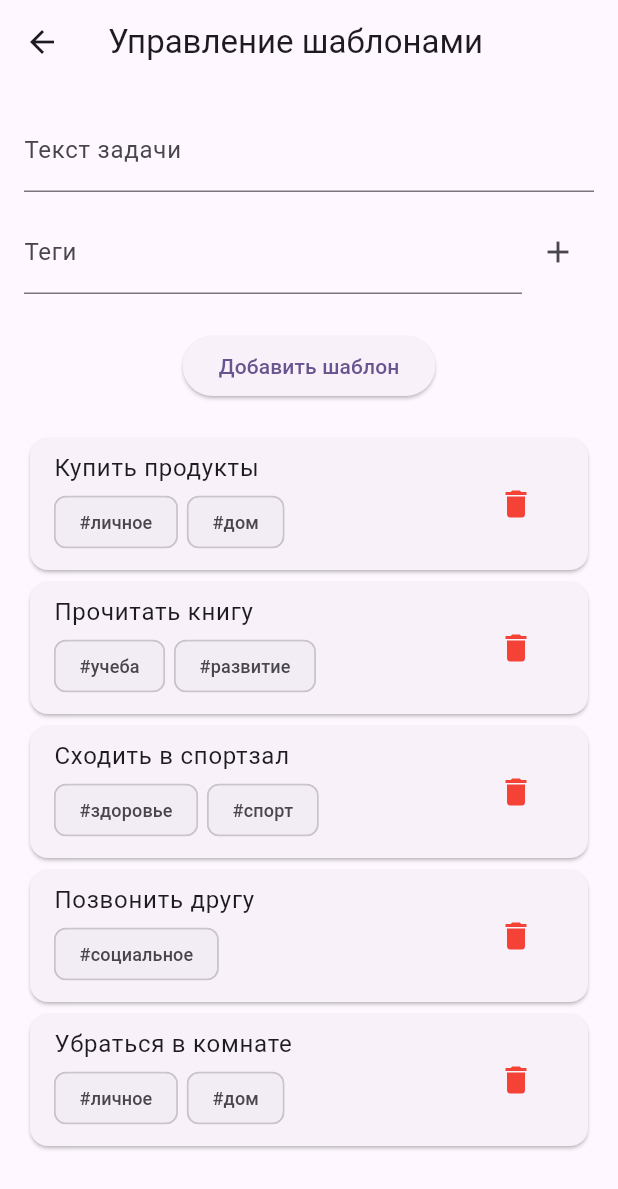
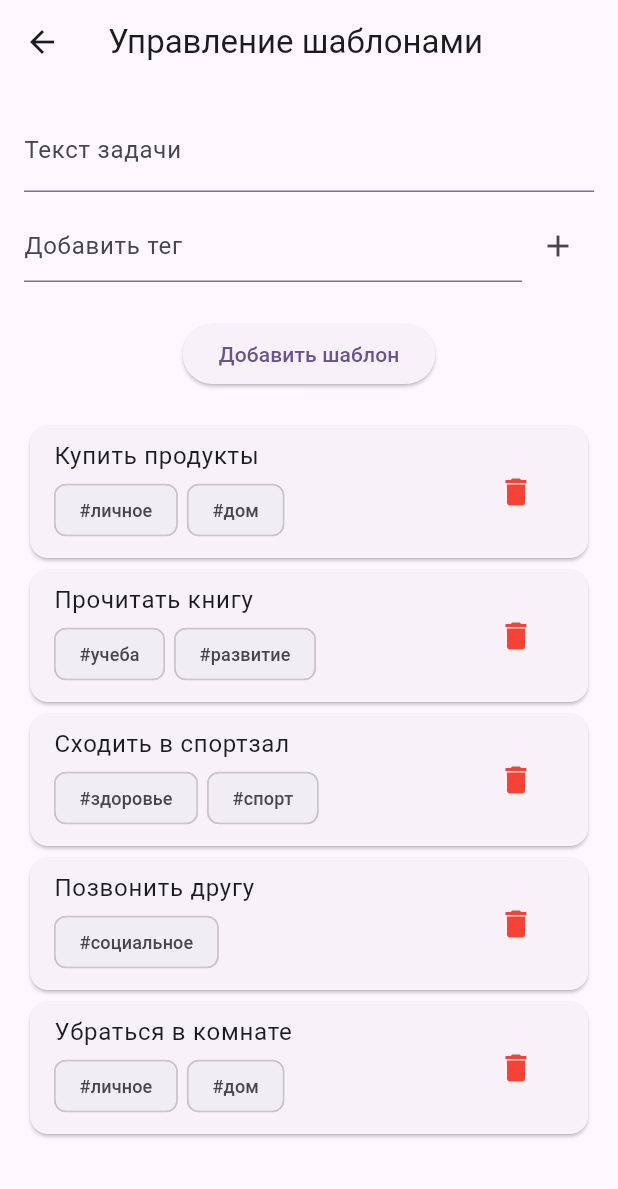
Before and after one commit to Voldemar-exe/rkmp_learn_flutter, a Flutter app: the screen it shows after launch, after a tap on "Сгенерировать задание", after a tap on "Настроить шаблоны", on a phone screen of 412 x 824 dp. Shown: the top 1189 px of the screen. Run offline on Flutter 3.47's test engine with Material 3 defaults, Android fonts, the phone set to English and light mode, and no system bars.

Commit message:
Add TaskAppContainer as single source of truth. Made navigation through state variable.

```diff
--- a/lib/app/my_app.dart
+++ b/lib/app/my_app.dart
@@ -1,5 +1,5 @@
 import 'package:flutter/material.dart';
-import '../features/tasks_list/screens/tasks_list_screen.dart';
+import 'package:rkmp_learn_flutter/app/task_app_container.dart';
 
 class MyApp extends StatelessWidget {
   const MyApp({super.key});
@@ -11,7 +11,7 @@ class MyApp extends StatelessWidget {
       theme: ThemeData(
         colorScheme: ColorScheme.fromSeed(seedColor: Colors.deepPurple),
       ),
-      home: TaskListScreen(),
+      home: TaskAppContainer(),
     );
   }
 }
--- /dev/null
+++ b/lib/app/task_app_container.dart
@@ -0,0 +1,115 @@
+import 'dart:math';
+
+import 'package:flutter/material.dart';
+import '../features/stats/screens/stats_screen.dart';
+import '../features/task_template/screens/template_task_screen.dart';
+import '../features/tasks_list/screens/tasks_list_screen.dart';
+import 'package:rkmp_learn_flutter/core/models/task.dart';
+import 'package:rkmp_learn_flutter/core/models/template.dart';
+
+enum AppScreen { list, templates, stats }
+
+class TaskAppContainer extends StatefulWidget {
+  const TaskAppContainer({super.key});
+
+  @override
+  State<TaskAppContainer> createState() => _TaskAppContainerState();
+}
+
+class _TaskAppContainerState extends State<TaskAppContainer> {
+  AppScreen _currentScreen = AppScreen.list;
+
+  final List<Task> _tasks = [];
+  final List<Template> _templates = [
+    Template(text: 'Купить продукты', tags: ['личное', 'дом']),
+    Template(text: 'Прочитать книгу', tags: ['учеба', 'развитие']),
+    Template(text: 'Сходить в спортзал', tags: ['здоровье', 'спорт']),
+    Template(text: 'Позвонить другу', tags: ['социальное']),
+    Template(text: 'Убраться в комнате', tags: ['личное', 'дом']),
+  ];
+
+  String _generateId() => DateTime.now().millisecondsSinceEpoch.toString();
+
+  void _generateAndAddTask() {
+    if (_templates.isEmpty) return;
+    final random = Random();
+    final template = _templates[random.nextInt(_templates.length)];
+    final task = Task(
+      id: _generateId(),
+      text: template.text,
+      isCompleted: false,
+      tags: template.tags,
+    );
+    setState(() {
+      _tasks.add(task);
+    });
+  }
+
+  void _toggleTaskCompletion(String taskId) {
+    setState(() {
+      final index = _tasks.indexWhere((t) => t.id == taskId);
+      if (index != -1) {
+        _tasks[index] = _tasks[index].copyWith(
+          isCompleted: !_tasks[index].isCompleted,
+        );
+      }
+    });
+  }
+
+  void _deleteTask(String taskId) {
+    setState(() {
+      _tasks.removeWhere((t) => t.id == taskId);
+    });
+  }
+
+  void _addTemplate(Template template) {
+    setState(() {
+      _templates.add(template);
+    });
+  }
+
+  void _removeTemplate(int index) {
+    setState(() {
+      _templates.removeAt(index);
+    });
+  }
+
+  void _showList() => setState(() => _currentScreen = AppScreen.list);
+  void _showTemplates() => setState(() => _currentScreen = AppScreen.templates);
+  void _showStats() => setState(() => _currentScreen = AppScreen.stats);
+
+  @override
+  Widget build(BuildContext context) {
+    final completed = _tasks.where((t) => t.isCompleted).length;
+    final pending = _tasks.length - completed;
+
+    switch (_currentScreen) {
+      case AppScreen.list:
+        return TaskListScreen(
+          tasks: _tasks,
+          onGenerateTask: _generateAndAddTask,
+          onToggleTask: _toggleTaskCompletion,
+          onDeleteTask: _deleteTask,
+          onNavigateToTemplates: _showTemplates,
+          onNavigateToStats: _showStats,
+        );
+
+      case AppScreen.templates:
+        return TemplateTaskScreen(
+          templates: _templates,
+          onAddTemplate: _addTemplate,
+          onRemoveTemplate: _removeTemplate,
+          onBack: _showList,
+        );
+
+      case AppScreen.stats:
+        return StatsScreen(
+          total: _tasks.length,
+          completed: completed,
+          pending: pending,
+          tasks: _tasks,
+          onBack: _showList,
+        );
+    }
+  }
+}
--- a/lib/features/task_template/screens/template_task_screen.dart
+++ b/lib/features/task_template/screens/template_task_screen.dart
@@ -6,12 +6,14 @@ class TemplateTaskScreen extends StatefulWidget {
   final List<Template> templates;
   final Function(Template) onAddTemplate;
   final Function(int) onRemoveTemplate;
+  final VoidCallback onBack;
 
   const TemplateTaskScreen({
     super.key,
     required this.templates,
     required this.onAddTemplate,
     required this.onRemoveTemplate,
+    required this.onBack,
   });
 
   @override
@@ -31,7 +33,7 @@ class _TemplateTaskScreenState extends State<TemplateTaskScreen> {
   }
 
   void _addTag() {
-    String tag = _tagsController.text.trim();
+    final tag = _tagsController.text.trim();
     if (tag.isNotEmpty && !_currentTags.contains(tag)) {
       setState(() {
         _currentTags.add(tag);
@@ -60,16 +62,16 @@ class _TemplateTaskScreenState extends State<TemplateTaskScreen> {
     }
   }
 
-  void removeTemplate(int index) {
-    setState(() {
-      widget.onRemoveTemplate(index);
-    });
-  }
-
   @override
   Widget build(BuildContext context) {
     return Scaffold(
-      appBar: AppBar(title: const Text('Управление шаблонами')),
+      appBar: AppBar(
+        title: const Text('Управление шаблонами'),
+        leading: IconButton(
+          icon: const Icon(Icons.arrow_back),
+          onPressed: widget.onBack,
+        ),
+      ),
       body: Padding(
         padding: const EdgeInsets.all(16.0),
         child: Column(
@@ -84,12 +86,8 @@ class _TemplateTaskScreenState extends State<TemplateTaskScreen> {
                       labelText: 'Текст задачи',
                       hintText: 'Например: Сделать зарядку',
                     ),
-                    validator: (value) {
-                      if (value == null || value.isEmpty) {
-                        return 'Введите текст';
-                      }
-                      return null;
-                    },
+                    validator: (value) =>
+                        value?.trim().isEmpty == true ? 'Введите текст' : null,
                   ),
                   const SizedBox(height: 12),
                   Row(
@@ -99,13 +97,12 @@ class _TemplateTaskScreenState extends State<TemplateTaskScreen> {
                           controller: _tagsController,
                           decoration: const InputDecoration(
                             hintText: 'Добавить тег',
-                            labelText: 'Теги',
                           ),
                         ),
                       ),
                       IconButton(
+                        onPressed: _addTag,
                         icon: const Icon(Icons.add),
-                        onPressed: _addTag,
                       ),
                     ],
                   ),
@@ -115,7 +112,6 @@ class _TemplateTaskScreenState extends State<TemplateTaskScreen> {
                     children: _currentTags.map((tag) {
                       return Chip(
                         label: Text('#$tag'),
-                        deleteIcon: const Icon(Icons.close, size: 16),
                         onDeleted: () => _removeTag(tag),
                       );
                     }).toList(),
@@ -135,10 +131,9 @@ class _TemplateTaskScreenState extends State<TemplateTaskScreen> {
                   : ListView.builder(
                       itemCount: widget.templates.length,
                       itemBuilder: (context, index) {
-                        final template = widget.templates[index];
                         return TemplateItem(
-                          template: template,
-                          onDelete: () => removeTemplate(index)
+                          template: widget.templates[index],
+                          onDelete: () => widget.onRemoveTemplate(index),
                         );
                       },
                     ),
--- a/lib/features/tasks_list/screens/tasks_list_screen.dart
+++ b/lib/features/tasks_list/screens/tasks_list_screen.dart
@@ -1,80 +1,28 @@
 import 'package:flutter/material.dart';
 import 'package:rkmp_learn_flutter/features/tasks_list/widgets/task_item.dart';
-import 'dart:math';
 import '../../../core/models/task.dart';
-import '../../../core/models/template.dart';
-import '../../task_template/screens/template_task_screen.dart';
-import '../../stats/screens/stats_screen.dart';
 
-class TaskListScreen extends StatefulWidget {
-  const TaskListScreen({super.key});
+class TaskListScreen extends StatelessWidget {
+  final List<Task> tasks;
+  final VoidCallback onGenerateTask;
+  final Function(String) onToggleTask;
+  final Function(String) onDeleteTask;
+  final VoidCallback onNavigateToTemplates;
+  final VoidCallback onNavigateToStats;
 
-  @override
-  State<TaskListScreen> createState() => _TaskListScreenState();
-
-}
-
-class _TaskListScreenState extends State<TaskListScreen> {
-  final List<Task> _tasks = [];
-  final List<Template> _templates = [
-    Template(text: 'Купить продукты', tags: ['личное', 'дом']),
-    Template(text: 'Прочитать книгу', tags: ['учеба', 'развитие']),
-    Template(text: 'Сходить в спортзал', tags: ['здоровье', 'спорт']),
-    Template(text: 'Позвонить другу', tags: ['социальное']),
-    Template(text: 'Убраться в комнате', tags: ['личное', 'дом']),
-  ];
-
-
-  String _generateId() => DateTime.now().millisecondsSinceEpoch.toString();
-
-  void _addTemplate(Template template) {
-    setState(() {
-      _templates.add(template);
-    });
-  }
-
-  void _removeTemplate(int index) {
-    setState(() {
-      _templates.removeAt(index);
-    });
-  }
-
-  void _generateAndAddTask() {
-    if (_templates.isEmpty) return;
-    final random = Random();
-    final randomTemplate = _templates[random.nextInt(_templates.length)];
-    final newTask = Task(
-      id: _generateId(),
-      text: randomTemplate.text,
-      isCompleted: false,
-      tags: randomTemplate.tags,
-    );
-    setState(() {
-      _tasks.add(newTask);
-    });
-  }
-
-  void _toggleTaskCompletion(String taskId) {
-    setState(() {
-      final index = _tasks.indexWhere((t) => t.id == taskId);
-      if (index != -1) {
-        _tasks[index] = _tasks[index].copyWith(
-          isCompleted: !_tasks[index].isCompleted,
-        );
-      }
-    });
-  }
-
-  void _deleteTask(String taskId) {
-    setState(() {
-      _tasks.removeWhere((t) => t.id == taskId);
-    });
-  }
+  const TaskListScreen({
+    super.key,
+    required this.tasks,
+    required this.onGenerateTask,
+    required this.onToggleTask,
+    required this.onDeleteTask,
+    required this.onNavigateToTemplates,
+    required this.onNavigateToStats,
+  });
 
   @override
   Widget build(BuildContext context) {
-    int completedCount = _tasks.where((task) => task.isCompleted).length;
-    int pendingCount = _tasks.length - completedCount;
+    final pendingTasks = tasks.where((t) => !t.isCompleted).toList();
 
     return Scaffold(
       appBar: AppBar(title: const Text('Формирователь привычек')),
@@ -87,58 +35,30 @@ class _TaskListScreenState extends State<TaskListScreen> {
               runSpacing: 8,
               children: [
                 ElevatedButton(
-                  onPressed: _generateAndAddTask,
+                  onPressed: onGenerateTask,
                   child: const Text('Сгенерировать задание'),
                 ),
                 ElevatedButton(
-                  onPressed: () {
-                    Navigator.push(
-                      context,
-                      MaterialPageRoute(
-                        builder: (context) => TemplateTaskScreen(
-                          templates: _templates,
-                          onAddTemplate: _addTemplate,
-                          onRemoveTemplate: _removeTemplate,
-                        ),
-                      ),
-                    );
-                  },
+                  onPressed: onNavigateToTemplates,
                   child: const Text('Настроить шаблоны'),
                 ),
                 ElevatedButton(
-                  onPressed: () {
-                    Navigator.push(
-                      context,
-                      MaterialPageRoute(
-                        builder: (context) => StatsScreen(
-                          total: _tasks.length,
-                          completed: completedCount,
-                          pending: pendingCount,
-                          tasks: _tasks,
-                        ),
-                      ),
-                    );
-                  },
+                  onPressed: onNavigateToStats,
                   child: const Text('Статистика'),
                 ),
               ],
             ),
             const SizedBox(height: 20),
             Expanded(
-              child: _tasks.isEmpty
-                  ? const Center(
-                      child: Text(
-                        'Нет заданий. Нажмите "Сгенерировать", чтобы начать!',
-                      ),
-                    )
+              child: pendingTasks.isEmpty
+                  ? const Center(child: Text('Нет заданий...'))
                   : ListView(
-                      children: _tasks
-                          .where((task) => !task.isCompleted)
+                      children: pendingTasks
                           .map(
                             (task) => TaskListItem(
-                                task: task,
-                                onToggleCompletion: _toggleTaskCompletion,
-                                onDelete: _deleteTask
+                              task: task,
+                              onToggleCompletion: onToggleTask,
+                              onDelete: onDeleteTask,
                             ),
                           )
                           .toList(),
```
Also changed, not shown: lib/features/stats/screens/stats_screen.dart (+9 -2 lines), lib/features/stats/widgets/stat_card.dart (line endings or trailing spaces).
